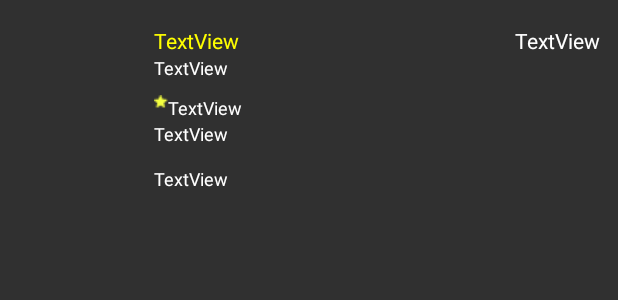
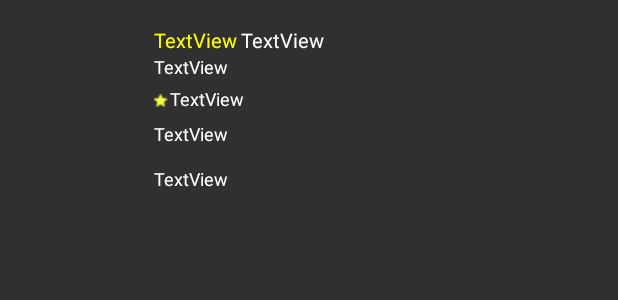
Before and after one commit to berkay94/MoviePredictionAndroid, an Android app: the layout list_row.xml on its own in the app's theme, with its tools: preview values and no code run, on a phone screen of 412 x 824 dp. Shown: the top 300 px of the screen. Run offline under Robolectric (Android 15) with nearby library versions, the phone set to English and light mode, and no system bars; network calls fail.

Commit message:
CircularNetwork sınıfı, horizantal scroll view
resimlerin daire şeklinde olması için circular sınıfı eklendi, videolar
ve fotoğraflar için horizantal scroll eklendi, arama edittextin alt
çizgi rengi değişti

```diff
--- a/app/src/main/java/com/example/acernb/movieprediction/adapter/ListAdapter.java
+++ b/app/src/main/java/com/example/acernb/movieprediction/adapter/ListAdapter.java
@@ -94,7 +94,6 @@ public class ListAdapter extends BaseAdapter implements Filterable {
 
 
         filmIcon.setImageUrl(movies.getFilmresim(),imageLoader);
-
         filmAd.setText(movies.getFilmadi());
         filmAciklama.setText(movies.getAciklama());
         filmTarih.setText("("+String.valueOf(movies.getYil())+")");
--- a/app/src/main/res/layout/activity_ana_sayfa.xml
+++ b/app/src/main/res/layout/activity_ana_sayfa.xml
@@ -60,6 +60,7 @@
         android:layout_marginTop="11dp"
         android:visibility="invisible"
         android:textColorLink="@color/list_divider"
-        android:textColorHint="@color/list_divider" />
+        android:textColorHint="@color/list_divider"
+        android:backgroundTint="@color/list_divider" />
 
 </RelativeLayout>
--- a/app/src/main/res/layout/list_row.xml
+++ b/app/src/main/res/layout/list_row.xml
@@ -23,27 +23,14 @@
         android:text="TextView"
         android:layout_width="wrap_content"
         android:layout_height="wrap_content"
-        android:id="@+id/filmtarih"
-        android:textColor="@color/filmtarih"
-
-        android:layout_alignBaseline="@+id/filmad"
-        android:layout_alignBottom="@+id/filmad"
-        android:layout_alignParentRight="true"
-        android:layout_alignParentEnd="true"
-        android:layout_marginRight="12dp"
-        android:layout_marginEnd="12dp" />
-
-    <TextView
-        android:text="TextView"
-        android:layout_width="wrap_content"
-        android:layout_height="wrap_content"
         android:id="@+id/filmad"
         android:textColor="@color/filmad"
-
         android:layout_alignTop="@+id/filmicon"
         android:layout_toRightOf="@+id/filmicon"
         android:layout_marginLeft="11dp"
-        android:layout_marginStart="11dp" />
+        android:layout_marginStart="11dp"
+        android:textSize="13sp"/>
+
 
     <TextView
         android:text="TextView"
@@ -79,18 +66,6 @@
         android:layout_alignLeft="@+id/filmad"
         android:layout_alignStart="@+id/filmad" />
 
-    <TextView
-        android:text="TextView"
-        android:layout_width="wrap_content"
-        android:layout_height="wrap_content"
-        android:id="@+id/filmtur"
-        android:textColor="@color/filmkonu"
-        android:visibility="invisible"
-        android:layout_alignBottom="@+id/filmsure"
-        android:layout_toRightOf="@+id/filmad"
-        android:layout_toEndOf="@+id/filmad"
-        android:layout_below="@+id/filmad" />
-
     <ImageView
         android:layout_width="wrap_content"
         android:layout_height="wrap_content"
@@ -108,9 +83,36 @@
         android:id="@+id/basari"
         android:textColor="@color/basarı"
         android:textSize="12sp"
-        android:layout_alignTop="@+id/imageView2"
+        android:layout_marginTop="57dp"
         android:layout_toRightOf="@+id/imageView2"
-        android:layout_toEndOf="@+id/imageView2" />
+        android:layout_toEndOf="@+id/imageView2"
+        android:layout_marginLeft="1dp"
+        />
+
+    <TextView
+        android:text="TextView"
+        android:layout_width="wrap_content"
+        android:layout_height="wrap_content"
+        android:id="@+id/filmtur"
+        android:textColor="@color/filmkonu"
+        android:visibility="invisible"
+        android:layout_below="@+id/filmad"
+        android:layout_centerHorizontal="true" />
+
+    <TextView
+        android:text="TextView"
+        android:layout_width="wrap_content"
+        android:layout_height="wrap_content"
+        android:id="@+id/filmtarih"
+        android:textColor="@color/filmtarih"
+        android:layout_alignBaseline="@+id/filmad"
+        android:layout_alignBottom="@+id/filmad"
+        android:layout_toRightOf="@+id/filmad"
+        android:layout_toEndOf="@+id/filmad"
+        android:layout_marginLeft="2dp"
+        android:textSize="13sp"
+
+        />
 
 
 </RelativeLayout>
```
Also changed, not shown: app/src/main/java/com/example/acernb/movieprediction/AnaSayfaActivity.java (+10 -3 lines), app/src/main/java/com/example/acernb/movieprediction/CircularNetworkImageView.java (added, +76 -0 lines), app/src/main/java/com/example/acernb/movieprediction/DetaySayfa.java (+10 -3 lines), app/src/main/java/com/example/acernb/movieprediction/model/Movies.java (+15 -2 lines), app/src/main/res/layout/detay.xml (+90 -17 lines).
